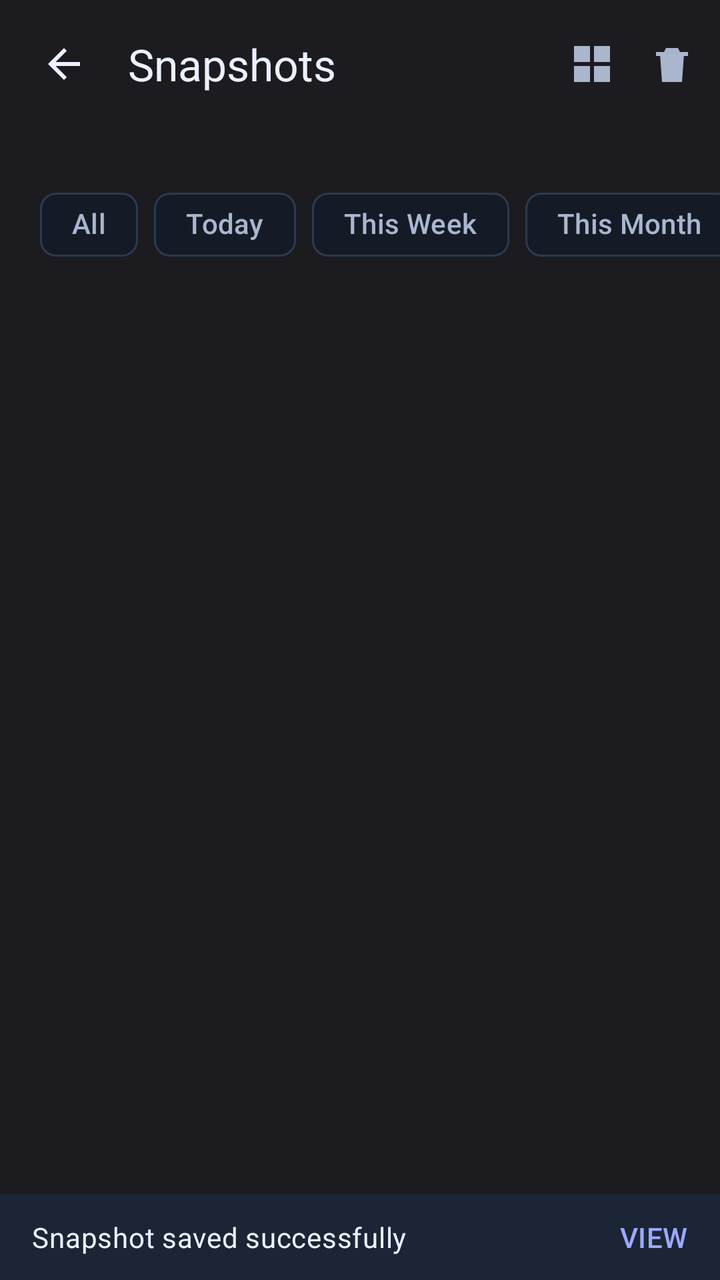
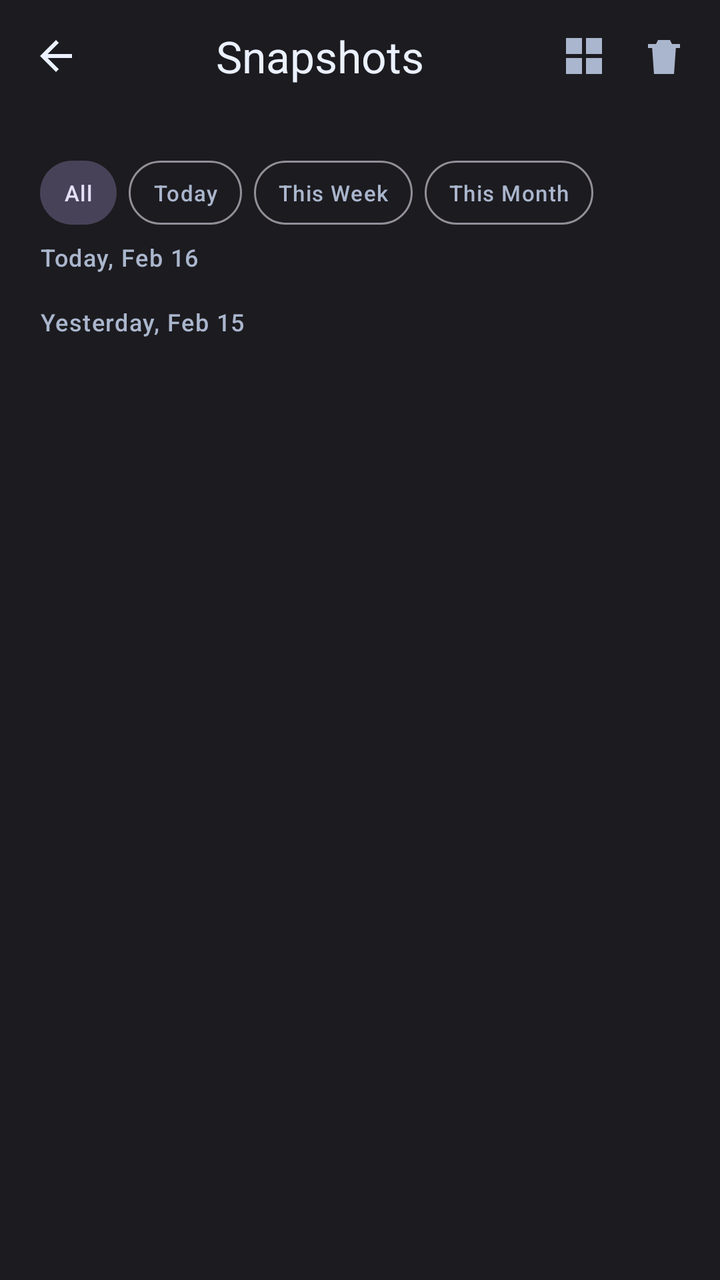

The first picture is an Android layout as it rendered before a commit; the second is the same layout after the commit. The layout source and the unified diff follow.
<!-- AndroidManifest.xml: application theme Theme.RealLive -->
<!-- res/layout/activity_snapshot_gallery.xml -->
<?xml version="1.0" encoding="utf-8"?>
<LinearLayout xmlns:android="http://schemas.android.com/apk/res/android"
    xmlns:app="http://schemas.android.com/apk/res-auto"
    android:layout_width="match_parent"
    android:layout_height="match_parent"
    android:background="@color/auth_bg"
    android:orientation="vertical">

    <com.google.android.material.appbar.MaterialToolbar
        android:id="@+id/snapshot_toolbar"
        android:layout_width="match_parent"
        android:layout_height="wrap_content"
        android:background="@android:color/transparent"
        android:paddingStart="4dp"
        android:paddingEnd="4dp"
        app:navigationIcon="@drawable/ic_arrow_back_24"
        app:navigationIconTint="?attr/colorOnBackground"
        app:title="@string/snapshot_gallery_title"
        app:titleTextColor="?attr/colorOnBackground">

        <LinearLayout
            android:layout_width="wrap_content"
            android:layout_height="wrap_content"
            android:layout_gravity="end"
            android:orientation="horizontal">

            <ImageButton
                android:layout_width="40dp"
                android:layout_height="40dp"
                android:background="?attr/selectableItemBackgroundBorderless"
                android:contentDescription="Select"
                android:padding="8dp"
                android:src="@drawable/ic_rl_select_all_24"
                android:tint="?attr/colorOnSurfaceVariant" />

            <ImageButton
                android:layout_width="40dp"
                android:layout_height="40dp"
                android:background="?attr/selectableItemBackgroundBorderless"
                android:contentDescription="Delete"
                android:padding="8dp"
                android:src="@drawable/ic_rl_delete_24"
                android:tint="?attr/colorOnSurfaceVariant" />
        </LinearLayout>
    </com.google.android.material.appbar.MaterialToolbar>

    <TextView
        android:id="@+id/snapshot_camera_info"
        android:layout_width="match_parent"
        android:layout_height="wrap_content"
        android:paddingStart="20dp"
        android:paddingTop="2dp"
        android:paddingEnd="20dp"
        android:textAppearance="@style/TextAppearance.Material3.BodySmall"
        android:textColor="?attr/colorOnSurfaceVariant" />

    <HorizontalScrollView
        android:layout_width="match_parent"
        android:layout_height="wrap_content"
        android:layout_marginTop="6dp"
        android:scrollbars="none">

        <com.google.android.material.chip.ChipGroup
            android:id="@+id/snapshot_filter_group"
            android:layout_width="wrap_content"
            android:layout_height="wrap_content"
            android:paddingStart="20dp"
            android:paddingEnd="20dp"
            app:singleSelection="true">

            <com.google.android.material.chip.Chip
                android:id="@+id/snapshot_filter_all"
                style="@style/Widget.Material3.Chip.Filter"
                android:layout_width="wrap_content"
                android:layout_height="wrap_content"
                android:checkable="true"
                android:text="All"
                app:checkedIconVisible="false" />

            <com.google.android.material.chip.Chip
                android:id="@+id/snapshot_filter_today"
                style="@style/Widget.Material3.Chip.Filter"
                android:layout_width="wrap_content"
                android:layout_height="wrap_content"
                android:checkable="true"
                android:text="Today"
                app:checkedIconVisible="false" />

            <com.google.android.material.chip.Chip
                android:id="@+id/snapshot_filter_week"
                style="@style/Widget.Material3.Chip.Filter"
                android:layout_width="wrap_content"
                android:layout_height="wrap_content"
                android:checkable="true"
                android:text="This Week"
                app:checkedIconVisible="false" />

            <com.google.android.material.chip.Chip
                android:id="@+id/snapshot_filter_month"
                style="@style/Widget.Material3.Chip.Filter"
                android:layout_width="wrap_content"
                android:layout_height="wrap_content"
                android:checkable="false"
                android:text="This Month"
                app:checkedIconVisible="false" />
        </com.google.android.material.chip.ChipGroup>
    </HorizontalScrollView>

    <TextView
        android:id="@+id/snapshot_status"
        android:layout_width="match_parent"
        android:layout_height="wrap_content"
        android:paddingStart="20dp"
        android:paddingTop="4dp"
        android:paddingEnd="20dp"
        android:textAppearance="@style/TextAppearance.Material3.BodySmall"
        android:textColor="?attr/colorOnSurfaceVariant" />

    <TextView
        android:id="@+id/snapshot_empty"
        android:layout_width="match_parent"
        android:layout_height="wrap_content"
        android:layout_marginTop="8dp"
        android:gravity="center"
        android:text="No snapshots"
        android:textAppearance="@style/TextAppearance.Material3.BodyMedium"
        android:textColor="?attr/colorOnSurfaceVariant"
        android:visibility="gone" />

    <androidx.recyclerview.widget.RecyclerView
        android:id="@+id/snapshot_recycler"
        android:layout_width="match_parent"
        android:layout_height="0dp"
        android:layout_marginTop="8dp"
        android:layout_weight="1"
        android:clipToPadding="false"
        android:paddingStart="20dp"
        android:paddingEnd="20dp"
        android:paddingBottom="8dp" />

    <LinearLayout
        android:layout_width="match_parent"
        android:layout_height="wrap_content"
        android:background="?attr/colorSurfaceVariant"
        android:gravity="center_vertical"
        android:orientation="horizontal"
        android:paddingStart="16dp"
        android:paddingTop="12dp"
        android:paddingEnd="16dp"
        android:paddingBottom="12dp">

        <TextView
            android:layout_width="0dp"
            android:layout_height="wrap_content"
            android:layout_weight="1"
            android:text="Snapshot saved successfully"
            android:textAppearance="@style/TextAppearance.Material3.BodyMedium"
            android:textColor="?attr/colorOnSurface" />

        <TextView
            android:layout_width="wrap_content"
            android:layout_height="wrap_content"
            android:text="VIEW"
            android:textAppearance="@style/TextAppearance.Material3.LabelLarge"
            android:textColor="?attr/colorPrimary" />
    </LinearLayout>

</LinearLayout>
<!-- resources referenced by this layout -->
<resources>
  <color name="auth_bg">#1C1B1F</color>
  <!-- drawable ic_arrow_back_24 (drawable) -->
  <vector xmlns:android="http://schemas.android.com/apk/res/android"
      android:width="24dp"
      android:height="24dp"
      android:viewportWidth="24"
      android:viewportHeight="24">
      <path
          android:fillColor="#111827"
          android:pathData="M20,11H7.83l5.59,-5.59L12,4l-8,8l8,8l1.41,-1.41L7.83,13H20v-2z" />
  </vector>
  <string name="snapshot_gallery_title">Snapshots</string>
  <style name="Theme.RealLive" parent="Theme.Material3.DayNight.NoActionBar">
          <item name="colorPrimary">@color/rl_brand</item>
          <item name="colorOnPrimary">@color/rl_bg</item>
          <item name="colorPrimaryContainer">@color/rl_brand_soft</item>
          <item name="colorOnPrimaryContainer">@color/rl_text_primary</item>
  
          <item name="colorSecondary">@color/rl_secondary</item>
          <item name="colorOnSecondary">@color/rl_bg</item>
          <item name="colorSecondaryContainer">@color/rl_secondary_soft</item>
          <item name="colorOnSecondaryContainer">@color/rl_text_primary</item>
  
          <item name="colorTertiary">@color/rl_tertiary</item>
          <item name="colorOnTertiary">@color/rl_bg</item>
          <item name="colorTertiaryContainer">@color/rl_tertiary_soft</item>
          <item name="colorOnTertiaryContainer">@color/rl_text_primary</item>
  
          <item name="colorError">@color/rl_error</item>
          <item name="colorOnError">@color/rl_bg</item>
  
          <item name="colorSurface">@color/rl_surface</item>
          <item name="colorOnSurface">@color/rl_text_primary</item>
          <item name="colorSurfaceVariant">@color/rl_surface_alt</item>
          <item name="colorOnSurfaceVariant">@color/rl_text_secondary</item>
          <item name="colorOutline">@color/rl_border</item>
          <item name="colorOutlineVariant">@color/rl_border</item>
  
          <item name="android:colorBackground">@color/rl_bg</item>
          <item name="colorOnBackground">@color/rl_text_primary</item>
          <item name="android:windowBackground">@color/rl_bg</item>
  
          <item name="android:statusBarColor">@color/rl_bg</item>
          <item name="android:navigationBarColor">@color/rl_bg</item>
          <item name="android:windowLightStatusBar">false</item>
          <item name="android:windowLightNavigationBar">false</item>
      </style>
  <color name="rl_brand">#9CA8FF</color>
  <color name="rl_bg">#0A0E16</color>
  <color name="rl_brand_soft">#29345C</color>
  <color name="rl_text_primary">#EBF1FF</color>
  <color name="rl_secondary">#7EC8FF</color>
  <color name="rl_secondary_soft">#1D3855</color>
  <color name="rl_tertiary">#4ED4B0</color>
  <color name="rl_tertiary_soft">#1F4A43</color>
  <color name="rl_error">#FF7081</color>
  <color name="rl_surface">#141B27</color>
  <color name="rl_surface_alt">#1B2535</color>
  <color name="rl_text_secondary">#AAB6CD</color>
  <color name="rl_border">#2B3A51</color>
  <!-- unchanged entries left out for length: 2 -->
</resources>

<!-- the commit's change to res/layout/activity_snapshot_gallery.xml (unified diff, before → after) -->
@@ -1,48 +1,54 @@
 <?xml version="1.0" encoding="utf-8"?>
 <LinearLayout xmlns:android="http://schemas.android.com/apk/res/android"
-    xmlns:app="http://schemas.android.com/apk/res-auto"
     android:layout_width="match_parent"
     android:layout_height="match_parent"
     android:background="@color/auth_bg"
     android:orientation="vertical">
 
-    <com.google.android.material.appbar.MaterialToolbar
-        android:id="@+id/snapshot_toolbar"
-        android:layout_width="match_parent"
-        android:layout_height="wrap_content"
-        android:background="@android:color/transparent"
-        android:paddingStart="4dp"
-        android:paddingEnd="4dp"
-        app:navigationIcon="@drawable/ic_arrow_back_24"
-        app:navigationIconTint="?attr/colorOnBackground"
-        app:title="@string/snapshot_gallery_title"
-        app:titleTextColor="?attr/colorOnBackground">
-
-        <LinearLayout
-            android:layout_width="wrap_content"
-            android:layout_height="wrap_content"
-            android:layout_gravity="end"
-            android:orientation="horizontal">
-
-            <ImageButton
-                android:layout_width="40dp"
-                android:layout_height="40dp"
-                android:background="?attr/selectableItemBackgroundBorderless"
-                android:contentDescription="Select"
-                android:padding="8dp"
-                android:src="@drawable/ic_rl_select_all_24"
-                android:tint="?attr/colorOnSurfaceVariant" />
-
-            <ImageButton
-                android:layout_width="40dp"
-                android:layout_height="40dp"
-                android:background="?attr/selectableItemBackgroundBorderless"
-                android:contentDescription="Delete"
-                android:padding="8dp"
-                android:src="@drawable/ic_rl_delete_24"
-                android:tint="?attr/colorOnSurfaceVariant" />
-        </LinearLayout>
-    </com.google.android.material.appbar.MaterialToolbar>
+    <LinearLayout
+        android:layout_width="match_parent"
+        android:layout_height="56dp"
+        android:gravity="center_vertical"
+        android:paddingStart="8dp"
+        android:paddingEnd="8dp">
+
+        <ImageButton
+            android:id="@+id/snapshot_back"
+            android:layout_width="40dp"
+            android:layout_height="40dp"
+            android:background="@android:color/transparent"
+            android:contentDescription="Back"
+            android:src="@drawable/ic_arrow_back_24"
+            android:tint="?attr/colorOnBackground" />
+
+        <TextView
+            android:id="@+id/snapshot_snackbar_message"
+            android:layout_width="0dp"
+            android:layout_height="wrap_content"
+            android:layout_weight="1"
+            android:gravity="center"
+            android:text="Snapshots"
+            android:textAppearance="@style/TextAppearance.Material3.TitleLarge"
+            android:textColor="?attr/colorOnBackground" />
+
+        <ImageButton
+            android:id="@+id/snapshot_select_toggle"
+            android:layout_width="40dp"
+            android:layout_height="40dp"
+            android:background="@android:color/transparent"
+            android:contentDescription="Select"
+            android:src="@drawable/ic_rl_select_all_24"
+            android:tint="?attr/colorOnSurfaceVariant" />
+
+        <ImageButton
+            android:id="@+id/snapshot_delete_toggle"
+            android:layout_width="40dp"
+            android:layout_height="40dp"
+            android:background="@android:color/transparent"
+            android:contentDescription="Delete"
+            android:src="@drawable/ic_rl_delete_24"
+            android:tint="?attr/colorOnSurfaceVariant" />
+    </LinearLayout>
 
     <TextView
         android:id="@+id/snapshot_camera_info"
@@ -60,94 +66,126 @@
         android:layout_marginTop="6dp"
         android:scrollbars="none">
 
-        <com.google.android.material.chip.ChipGroup
-            android:id="@+id/snapshot_filter_group"
+        <LinearLayout
             android:layout_width="wrap_content"
             android:layout_height="wrap_content"
+            android:orientation="horizontal"
+            android:paddingStart="20dp"
+            android:paddingEnd="20dp">
+
+            <TextView
+                android:id="@+id/snapshot_filter_all"
+                android:layout_width="wrap_content"
+                android:layout_height="32dp"
+                android:background="@drawable/bg_btn_tonal"
+                android:gravity="center"
+                android:paddingStart="12dp"
+                android:paddingEnd="12dp"
+                android:text="All"
+                android:textAppearance="@style/TextAppearance.Material3.LabelSmall"
+                android:textColor="#E5DFF9" />
+
+            <TextView
+                android:id="@+id/snapshot_filter_today"
+                android:layout_width="wrap_content"
+                android:layout_height="32dp"
+                android:layout_marginStart="6dp"
+                android:background="@drawable/bg_btn_outline"
+                android:gravity="center"
+                android:paddingStart="12dp"
+                android:paddingEnd="12dp"
+                android:text="Today"
+                android:textAppearance="@style/TextAppearance.Material3.LabelSmall"
+                android:textColor="?attr/colorOnSurfaceVariant" />
+
+            <TextView
+                android:id="@+id/snapshot_filter_week"
+                android:layout_width="wrap_content"
+                android:layout_height="32dp"
+                android:layout_marginStart="6dp"
+                android:background="@drawable/bg_btn_outline"
+                android:gravity="center"
+                android:paddingStart="12dp"
+                android:paddingEnd="12dp"
+                android:text="This Week"
+                android:textAppearance="@style/TextAppearance.Material3.LabelSmall"
+                android:textColor="?attr/colorOnSurfaceVariant" />
+
+            <TextView
+                android:id="@+id/snapshot_filter_month"
+                android:layout_width="wrap_content"
+                android:layout_height="32dp"
+                android:layout_marginStart="6dp"
+                android:background="@drawable/bg_btn_outline"
+                android:gravity="center"
+                android:paddingStart="12dp"
+                android:paddingEnd="12dp"
+                android:text="This Month"
+                android:textAppearance="@style/TextAppearance.Material3.LabelSmall"
+                android:textColor="?attr/colorOnSurfaceVariant" />
+        </LinearLayout>
+    </HorizontalScrollView>
+
+    <ScrollView
+        android:layout_width="match_parent"
+        android:layout_height="0dp"
+        android:layout_weight="1"
+        android:scrollbars="none">
+
+        <LinearLayout
+            android:layout_width="match_parent"
+            android:layout_height="wrap_content"
+            android:orientation="vertical"
             android:paddingStart="20dp"
             android:paddingEnd="20dp"
-            app:singleSelection="true">
-
-            <com.google.android.material.chip.Chip
-                android:id="@+id/snapshot_filter_all"
-                style="@style/Widget.Material3.Chip.Filter"
-                android:layout_width="wrap_content"
-                android:layout_height="wrap_content"
-                android:checkable="true"
-                android:text="All"
-                app:checkedIconVisible="false" />
-
-            <com.google.android.material.chip.Chip
-                android:id="@+id/snapshot_filter_today"
-                style="@style/Widget.Material3.Chip.Filter"
-                android:layout_width="wrap_content"
-                android:layout_height="wrap_content"
-                android:checkable="true"
-                android:text="Today"
-                app:checkedIconVisible="false" />
-
-            <com.google.android.material.chip.Chip
-                android:id="@+id/snapshot_filter_week"
-                style="@style/Widget.Material3.Chip.Filter"
-                android:layout_width="wrap_content"
-                android:layout_height="wrap_content"
-                android:checkable="true"
-                android:text="This Week"
-                app:checkedIconVisible="false" />
-
-            <com.google.android.material.chip.Chip
-                android:id="@+id/snapshot_filter_month"
-                style="@style/Widget.Material3.Chip.Filter"
-                android:layout_width="wrap_content"
-                android:layout_height="wrap_content"
-                android:checkable="false"
-                android:text="This Month"
-                app:checkedIconVisible="false" />
-        </com.google.android.material.chip.ChipGroup>
-    </HorizontalScrollView>
-
-    <TextView
-        android:id="@+id/snapshot_status"
+            android:paddingBottom="12dp">
+
+            <TextView
+                android:id="@+id/snapshot_today_label"
+                android:layout_width="match_parent"
+                android:layout_height="wrap_content"
+                android:layout_marginTop="8dp"
+                android:text="Today, Feb 16"
+                android:textAppearance="@style/TextAppearance.Material3.LabelMedium"
+                android:textColor="?attr/colorOnSurfaceVariant" />
+
+            <androidx.recyclerview.widget.RecyclerView
+                android:id="@+id/snapshot_recycler_today"
+                android:layout_width="match_parent"
+                android:layout_height="wrap_content"
+                android:layout_marginTop="6dp"
+                android:nestedScrollingEnabled="false" />
+
+            <TextView
+                android:id="@+id/snapshot_yesterday_label"
+                android:layout_width="match_parent"
+                android:layout_height="wrap_content"
+                android:layout_marginTop="10dp"
+                android:text="Yesterday, Feb 15"
+                android:textAppearance="@style/TextAppearance.Material3.LabelMedium"
+                android:textColor="?attr/colorOnSurfaceVariant" />
+
+            <androidx.recyclerview.widget.RecyclerView
+                android:id="@+id/snapshot_recycler_yesterday"
+                android:layout_width="match_parent"
+                android:layout_height="wrap_content"
+                android:layout_marginTop="6dp"
+                android:nestedScrollingEnabled="false" />
+        </LinearLayout>
+    </ScrollView>
+
+    <LinearLayout
+        android:id="@+id/snapshot_snackbar"
         android:layout_width="match_parent"
         android:layout_height="wrap_content"
-        android:paddingStart="20dp"
-        android:paddingTop="4dp"
-        android:paddingEnd="20dp"
-        android:textAppearance="@style/TextAppearance.Material3.BodySmall"
-        android:textColor="?attr/colorOnSurfaceVariant" />
-
-    <TextView
-        android:id="@+id/snapshot_empty"
-        android:layout_width="match_parent"
-        android:layout_height="wrap_content"
-        android:layout_marginTop="8dp"
-        android:gravity="center"
-        android:text="No snapshots"
-        android:textAppearance="@style/TextAppearance.Material3.BodyMedium"
-        android:textColor="?attr/colorOnSurfaceVariant"
-        android:visibility="gone" />
-
-    <androidx.recyclerview.widget.RecyclerView
-        android:id="@+id/snapshot_recycler"
-        android:layout_width="match_parent"
-        android:layout_height="0dp"
-        android:layout_marginTop="8dp"
-        android:layout_weight="1"
-        android:clipToPadding="false"
-        android:paddingStart="20dp"
-        android:paddingEnd="20dp"
-        android:paddingBottom="8dp" />
-
-    <LinearLayout
-        android:layout_width="match_parent"
-        android:layout_height="wrap_content"
-        android:background="?attr/colorSurfaceVariant"
+        android:background="@drawable/bg_settings_card"
         android:gravity="center_vertical"
         android:orientation="horizontal"
         android:paddingStart="16dp"
         android:paddingTop="12dp"
         android:paddingEnd="16dp"
-        android:paddingBottom="12dp">
+        android:paddingBottom="12dp"
+        android:visibility="gone">
 
         <TextView
             android:layout_width="0dp"
@@ -158,11 +196,12 @@
             android:textColor="?attr/colorOnSurface" />
 
         <TextView
+            android:id="@+id/snapshot_snackbar_action"
             android:layout_width="wrap_content"
             android:layout_height="wrap_content"
             android:text="VIEW"
             android:textAppearance="@style/TextAppearance.Material3.LabelLarge"
-            android:textColor="?attr/colorPrimary" />
+            android:textColor="@color/auth_primary" />
     </LinearLayout>
 
 </LinearLayout>
<!-- resource entries referenced after the edit -->
@@ -1,6 +1,23 @@
 <!-- resources referenced by this layout -->
 <resources>
   <color name="auth_bg">#1C1B1F</color>
+  <color name="auth_primary">#C8BFFF</color>
+  <!-- drawable bg_btn_outline (drawable) -->
+  <shape xmlns:android="http://schemas.android.com/apk/res/android">
+      <solid android:color="@android:color/transparent" />
+      <stroke android:width="1dp" android:color="#938F99" />
+      <corners android:radius="999dp" />
+  </shape>
+  <!-- drawable bg_btn_tonal (drawable) -->
+  <shape xmlns:android="http://schemas.android.com/apk/res/android">
+      <solid android:color="#484259" />
+      <corners android:radius="999dp" />
+  </shape>
+  <!-- drawable bg_settings_card (drawable) -->
+  <shape xmlns:android="http://schemas.android.com/apk/res/android">
+      <solid android:color="#211F26" />
+      <corners android:radius="12dp" />
+  </shape>
   <!-- drawable ic_arrow_back_24 (drawable) -->
   <vector xmlns:android="http://schemas.android.com/apk/res/android"
       android:width="24dp"
@@ -8,10 +25,9 @@
       android:viewportWidth="24"
       android:viewportHeight="24">
       <path
-          android:fillColor="#111827"
+          android:fillColor="@color/rl_text_primary"
           android:pathData="M20,11H7.83l5.59,-5.59L12,4l-8,8l8,8l1.41,-1.41L7.83,13H20v-2z" />
   </vector>
-  <string name="snapshot_gallery_title">Snapshots</string>
   <style name="Theme.RealLive" parent="Theme.Material3.DayNight.NoActionBar">
           <item name="colorPrimary">@color/rl_brand</item>
           <item name="colorOnPrimary">@color/rl_bg</item>
@@ -41,6 +57,7 @@
           <item name="android:colorBackground">@color/rl_bg</item>
           <item name="colorOnBackground">@color/rl_text_primary</item>
           <item name="android:windowBackground">@color/rl_bg</item>
+          <item name="android:textColorHighlight">@android:color/transparent</item>
   
           <item name="android:statusBarColor">@color/rl_bg</item>
           <item name="android:navigationBarColor">@color/rl_bg</item>
